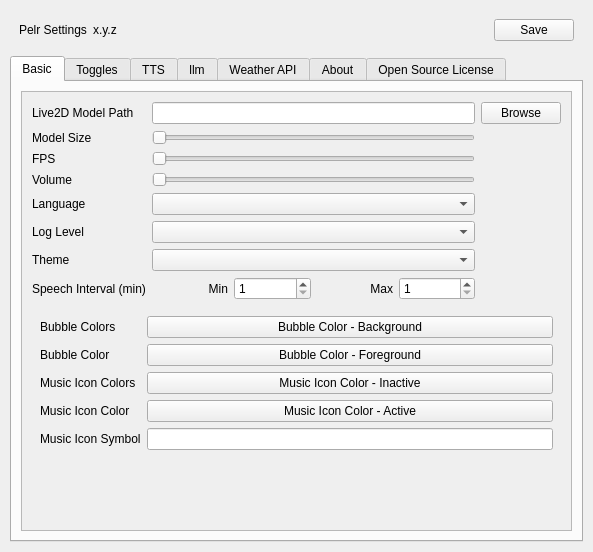
Above: src/ui/setting.ui from igugyj/Pelr before the change. Below: the same form after it.
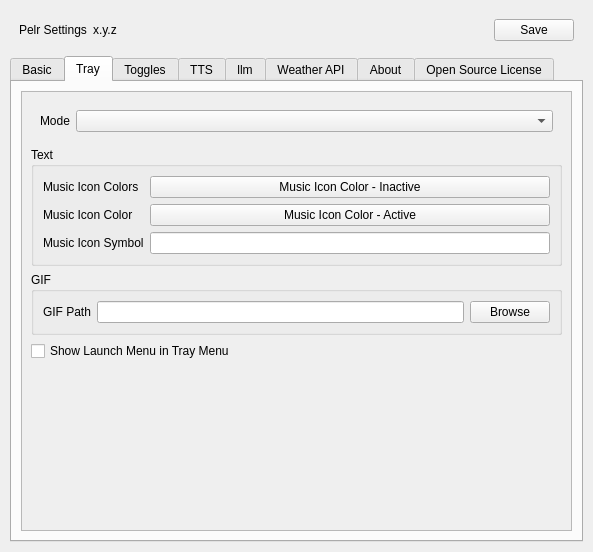
That is the form after the change. The open tabs and pages were chosen to show the change. Icons and pictures are not drawn. Custom widgets are drawn as their Qt base class.

Commit message: feat: tray setting & gif support

What changed in the file:
```diff
--- a/src/ui/setting.ui
+++ b/src/ui/setting.ui
@@ -309,30 +309,6 @@
                 </property>
                </widget>
               </item>
-              <item row="1" column="1">
-               <widget class="QPushButton" name="pushButton_18">
-                <property name="text">
-                 <string>Bubble Color - Foreground</string>
-                </property>
-               </widget>
-              </item>
-              <item row="2" column="1">
-               <widget class="QPushButton" name="pushButton_19">
-                <property name="text">
-                 <string>Music Icon Color - Inactive</string>
-                </property>
-               </widget>
-              </item>
-              <item row="3" column="1">
-               <widget class="QPushButton" name="pushButton_20">
-                <property name="text">
-                 <string>Music Icon Color - Active</string>
-                </property>
-               </widget>
-              </item>
-              <item row="4" column="1">
-               <widget class="QLineEdit" name="lineEdit_9"/>
-              </item>
               <item row="1" column="0">
                <widget class="QLabel" name="label_25">
                 <property name="text">
@@ -340,39 +316,160 @@
                 </property>
                </widget>
               </item>
-              <item row="2" column="0">
+              <item row="1" column="1">
+               <widget class="QPushButton" name="pushButton_18">
+                <property name="text">
+                 <string>Bubble Color - Foreground</string>
+                </property>
+               </widget>
+              </item>
+             </layout>
+            </widget>
+           </item>
+           <item>
+            <spacer name="verticalSpacer_3">
+             <property name="orientation">
+              <enum>Qt::Orientation::Vertical</enum>
+             </property>
+             <property name="sizeHint" stdset="0">
+              <size>
+               <width>20</width>
+               <height>40</height>
+              </size>
+             </property>
+            </spacer>
+           </item>
+          </layout>
+         </widget>
+        </widget>
+       </item>
+      </layout>
+     </widget>
+     <widget class="QWidget" name="tab_8">
+      <attribute name="title">
+       <string>Tray</string>
+      </attribute>
+      <layout class="QHBoxLayout" name="horizontalLayout_4">
+       <item>
+        <widget class="QScrollArea" name="scrollArea">
+         <property name="widgetResizable">
+          <bool>true</bool>
+         </property>
+         <widget class="QWidget" name="scrollAreaWidgetContents">
+          <property name="geometry">
+           <rect>
+            <x>0</x>
+            <y>0</y>
+            <width>547</width>
+            <height>435</height>
+           </rect>
+          </property>
+          <layout class="QVBoxLayout" name="verticalLayout">
+           <item>
+            <widget class="QWidget" name="widget_8" native="true">
+             <layout class="QFormLayout" name="formLayout_13">
+              <item row="0" column="0">
+               <widget class="QLabel" name="label_66">
+                <property name="text">
+                 <string>Mode</string>
+                </property>
+               </widget>
+              </item>
+              <item row="0" column="1">
+               <widget class="QComboBox" name="comboBox_9"/>
+              </item>
+             </layout>
+            </widget>
+           </item>
+           <item>
+            <widget class="QGroupBox" name="groupBox_9">
+             <property name="title">
+              <string>Text</string>
+             </property>
+             <layout class="QFormLayout" name="formLayout_14">
+              <item row="0" column="0">
                <widget class="QLabel" name="label_34">
                 <property name="text">
                  <string>Music Icon Colors</string>
                 </property>
                </widget>
               </item>
-              <item row="3" column="0">
+              <item row="0" column="1">
+               <widget class="QPushButton" name="pushButton_19">
+                <property name="text">
+                 <string>Music Icon Color - Inactive</string>
+                </property>
+               </widget>
+              </item>
+              <item row="1" column="0">
                <widget class="QLabel" name="label_35">
                 <property name="text">
                  <string>Music Icon Color</string>
                 </property>
                </widget>
               </item>
-              <item row="4" column="0">
+              <item row="1" column="1">
+               <widget class="QPushButton" name="pushButton_20">
+                <property name="text">
+                 <string>Music Icon Color - Active</string>
+                </property>
+               </widget>
+              </item>
+              <item row="2" column="0">
                <widget class="QLabel" name="label_36">
                 <property name="text">
                  <string>Music Icon Symbol</string>
                 </property>
                </widget>
               </item>
+              <item row="2" column="1">
+               <widget class="QLineEdit" name="lineEdit_9"/>
+              </item>
              </layout>
             </widget>
            </item>
            <item>
-            <spacer name="verticalSpacer_3">
+            <widget class="QGroupBox" name="groupBox_8">
+             <property name="title">
+              <string>GIF</string>
+             </property>
+             <layout class="QGridLayout" name="gridLayout_2">
+              <item row="0" column="0">
+               <widget class="QLabel" name="label_67">
+                <property name="text">
+                 <string>GIF Path</string>
+                </property>
+               </widget>
+              </item>
+              <item row="0" column="2">
+               <widget class="QPushButton" name="pushButton_14">
+                <property name="text">
+                 <string>Browse</string>
+                </property>
+               </widget>
+              </item>
+              <item row="0" column="1">
+               <widget class="QLineEdit" name="lineEdit_29"/>
+              </item>
+             </layout>
+            </widget>
+           </item>
+           <item>
+            <widget class="QCheckBox" name="checkBox_12">
+             <property name="text">
+              <string>Show Launch Menu in Tray Menu</string>
+             </property>
+            </widget>
+           </item>
+           <item>
+            <spacer name="verticalSpacer_6">
              <property name="orientation">
               <enum>Qt::Orientation::Vertical</enum>
              </property>
              <property name="sizeHint" stdset="0">
               <size>
                <width>20</width>
-               <height>40</height>
+               <height>154</height>
               </size>
              </property>
             </spacer>
@@ -549,13 +646,6 @@
              </property>
             </widget>
            </item>
-           <item>
-            <widget class="QCheckBox" name="checkBox_12">
-             <property name="text">
-              <string>Music Icon</string>
-             </property>
-            </widget>
-           </item>
            <item>
             <widget class="QCheckBox" name="checkBox_14">
              <property name="text">
```
Left out of the diff: 32 changed lines with no effect on the pictures. The commit also changes 12 other files.
